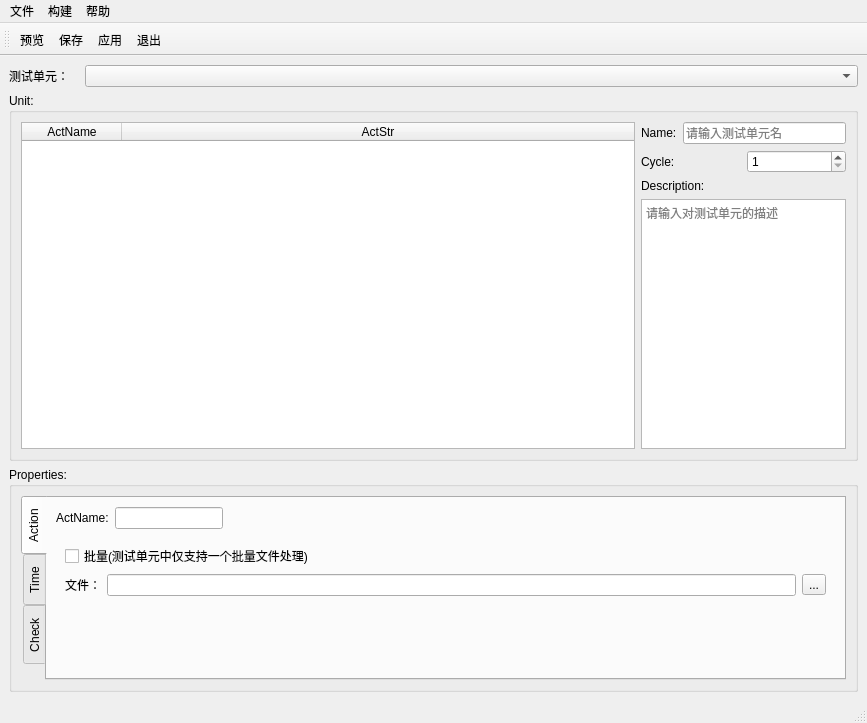
Before: the Qt Designer form SubWidget/deftheunit.ui in RoadRover-AutoTest/QtDemo, drawn with Qt 5.
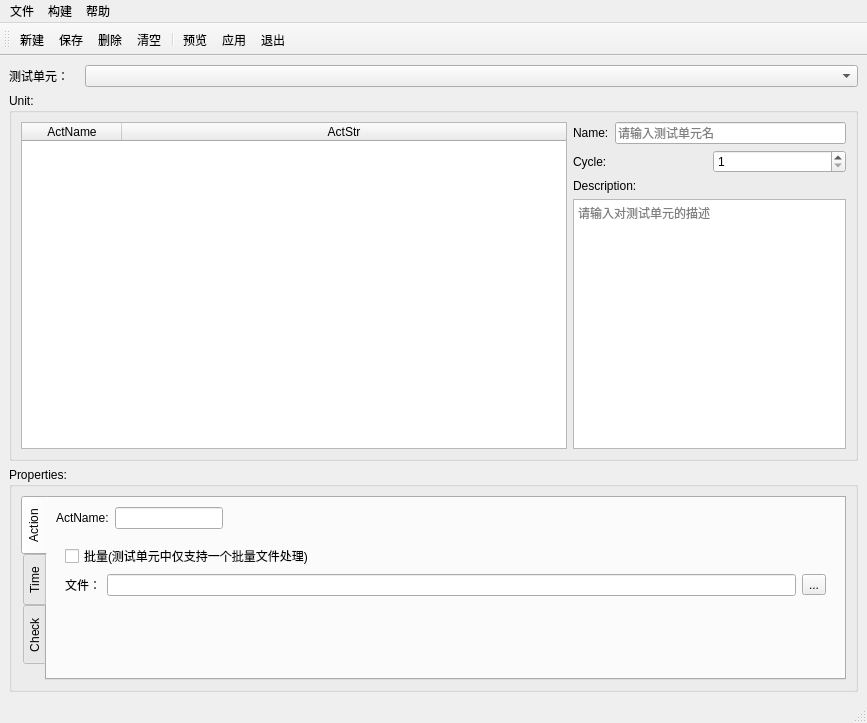
After: the same form once the commit is applied. Icons and pictures are not drawn.

Diff of the .ui file:
```diff
--- a/SubWidget/deftheunit.ui
+++ b/SubWidget/deftheunit.ui
@@ -24,7 +24,7 @@
         </property>
         <layout class="QGridLayout" name="gridLayout">
          <item row="0" column="0">
-          <layout class="QHBoxLayout" name="horizontalLayout" stretch="3,1">
+          <layout class="QHBoxLayout" name="horizontalLayout" stretch="2,1">
            <item>
             <widget class="QTableWidget" name="tableAction">
              <property name="contextMenuPolicy">
@@ -852,8 +852,12 @@
    <attribute name="toolBarBreak">
     <bool>false</bool>
    </attribute>
-   <addaction name="actLook"/>
+   <addaction name="actnew"/>
    <addaction name="actSave"/>
+   <addaction name="actdel"/>
+   <addaction name="actclear"/>
+   <addaction name="separator"/>
+   <addaction name="actLook"/>
    <addaction name="actApply"/>
    <addaction name="actexit"/>
   </widget>
@@ -905,6 +909,36 @@
     <string>Ctrl+W</string>
    </property>
   </action>
+  <action name="actnew">
+   <property name="icon">
+    <iconset resource="../Images/images.qrc">
+     <normaloff>:/Title/newTest.png</normaloff>:/Title/newTest.png</iconset>
+   </property>
+   <property name="text">
+    <string>新建</string>
+   </property>
+   <property name="shortcut">
+    <string>Ctrl+N</string>
+   </property>
+  </action>
+  <action name="actdel">
+   <property name="icon">
+    <iconset resource="../Images/images.qrc">
+     <normaloff>:/Title/delUnit.png</normaloff>:/Title/delUnit.png</iconset>
+   </property>
+   <property name="text">
+    <string>删除</string>
+   </property>
+  </action>
+  <action name="actclear">
+   <property name="icon">
+    <iconset resource="../Images/images.qrc">
+     <normaloff>:/Title/clearUnit.png</normaloff>:/Title/clearUnit.png</iconset>
+   </property>
+   <property name="text">
+    <string>清空</string>
+   </property>
+  </action>
  </widget>
  <resources>
   <include location="../Images/images.qrc"/>
```
Left out of the diff: 9 changed lines with no effect on the pictures.
